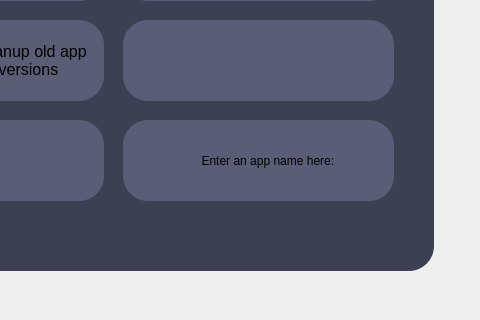
Old version of the form scoopgui.ui in the repository Fluorite-Apps/Fluorite-Store; both pictures show x 666 to 1146 and y 229 to 549 of the 1146 by 685 pixel window.
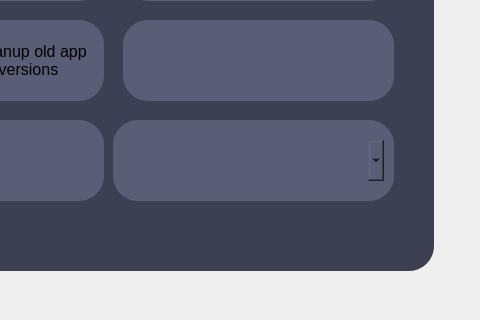
New version of the form. The open tabs and pages were chosen to show the change. Icons and pictures are not drawn.

Commit message: Managing apps (work in progress)

```diff
--- a/scoopgui.ui
+++ b/scoopgui.ui
@@ -1893,24 +1893,6 @@
        </property>
       </layout>
      </widget>
-     <widget class="QLineEdit" name="remove_app_input">
-      <property name="geometry">
-       <rect>
-        <x>780</x>
-        <y>350</y>
-        <width>271</width>
-        <height>81</height>
-       </rect>
-      </property>
-      <property name="styleSheet">
-       <string notr="true">background-color: rgb(89, 93, 117);
-border-radius: 25px;
-border-bottom: 30px shadow;</string>
-      </property>
-      <property name="text">
-       <string>                       Enter an app name here:</string>
-      </property>
-     </widget>
      <widget class="QFrame" name="remove_app_button_frame">
       <property name="geometry">
        <rect>
@@ -1969,6 +1951,48 @@
        </property>
       </layout>
      </widget>
+     <widget class="QLabel" name="label_75">
+      <property name="geometry">
+       <rect>
+        <x>770</x>
+        <y>350</y>
+        <width>281</width>
+        <height>81</height>
+       </rect>
+      </property>
+      <property name="styleSheet">
+       <string notr="true">QLabel {
+			background-color: #595D75;
+			padding: 12px;
+			border-radius: 25px;
+			border-bottom: 30px shadow;
+        }</string>
+      </property>
+      <property name="text">
+       <string/>
+      </property>
+     </widget>
+     <widget class="QComboBox" name="apps_list">
+      <property name="geometry">
+       <rect>
+        <x>780</x>
+        <y>370</y>
+        <width>261</width>
+        <height>41</height>
+       </rect>
+      </property>
+      <property name="font">
+       <font>
+        <family>Arial</family>
+        <pointsize>12</pointsize>
+       </font>
+      </property>
+      <property name="styleSheet">
+       <string notr="true">background-color: rgb(89, 93, 117);
+border-radius: 25px;
+border-bottom: 30px shadow;</string>
+      </property>
+     </widget>
      <zorder>label_46</zorder>
      <zorder>title_buckets_2</zorder>
      <zorder>label_47</zorder>
@@ -1998,8 +2022,9 @@
      <zorder>label_56</zorder>
      <zorder>cb</zorder>
      <zorder>bucket_back_frame</zorder>
-     <zorder>remove_app_input</zorder>
      <zorder>remove_app_button_frame</zorder>
+     <zorder>label_75</zorder>
+     <zorder>apps_list</zorder>
     </widget>
     <widget class="QWidget" name="installed"/>
     <widget class="QWidget" name="search">
```
The commit also changes 2 other files.
